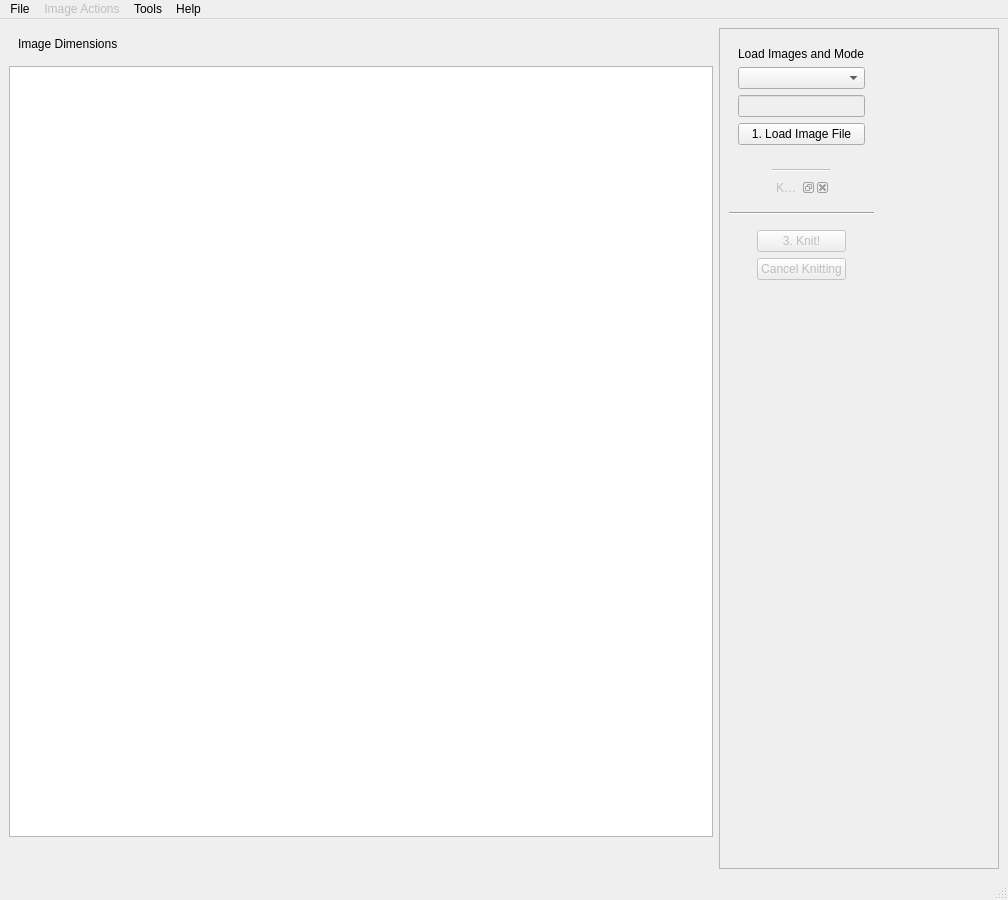
Above: ayab/ayab_gui.ui from AllYarnsAreBeautiful/ayab-desktop before the change. Below: the same form after it.
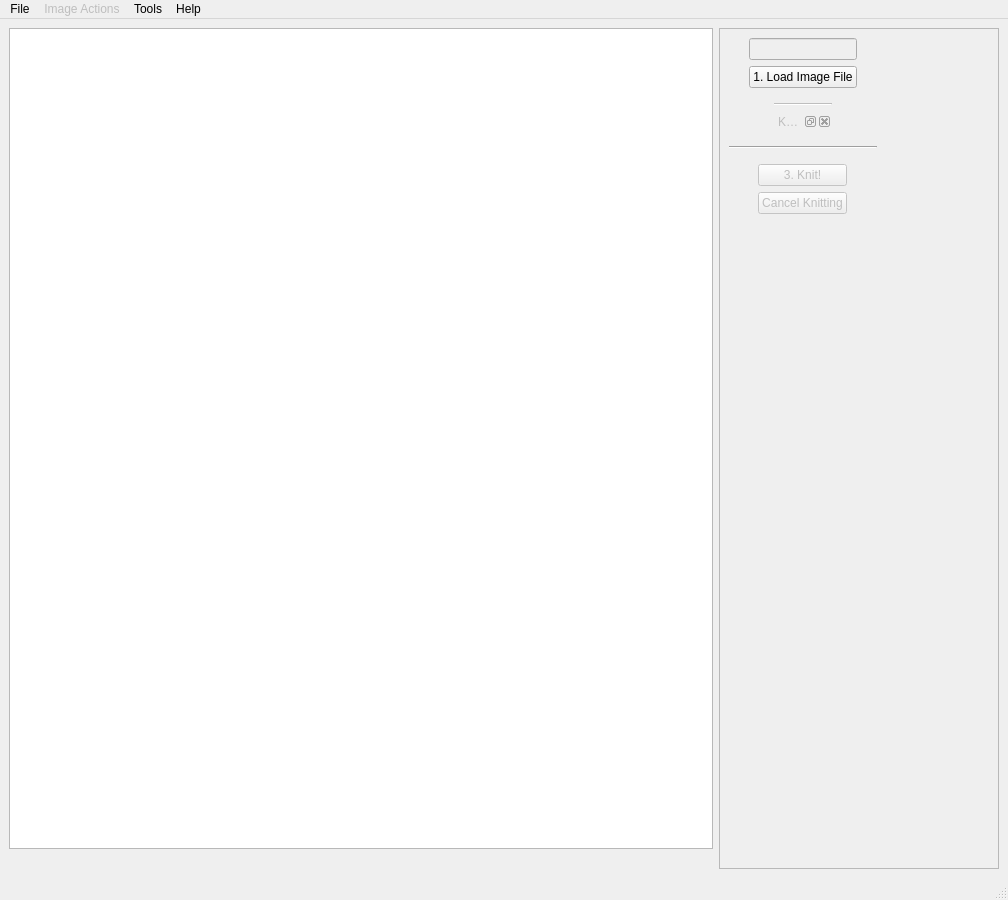
That is the form after the change.

Patch:
```diff
--- a/ayab/ayab_gui.ui
+++ b/ayab/ayab_gui.ui
@@ -72,43 +72,68 @@
         <property name="sizeConstraint">
          <enum>QLayout::SetFixedSize</enum>
         </property>
-        <item alignment="Qt::AlignHCenter">
-         <widget class="QWidget" name="widget_imgload" native="true">
-          <property name="enabled">
-           <bool>true</bool>
-          </property>
-          <property name="sizePolicy">
-           <sizepolicy hsizetype="Preferred" vsizetype="Preferred">
-            <horstretch>0</horstretch>
-            <verstretch>0</verstretch>
-           </sizepolicy>
-          </property>
-          <layout class="QVBoxLayout" name="verticalLayout">
-           <property name="sizeConstraint">
-            <enum>QLayout::SetMaximumSize</enum>
-           </property>
-           <item>
-            <widget class="QLabel" name="label_3">
-             <property name="text">
-              <string>Load Images and Mode</string>
-             </property>
-            </widget>
-           </item>
-           <item>
-            <widget class="QComboBox" name="module_dropdown"/>
+        <item>
+         <layout class="QVBoxLayout" name="widget_imgload">
+          <item>
+           <layout class="QHBoxLayout" name="horizontal_layout">
+            <item>
+             <spacer name="horizontalSpacer">
+              <property name="orientation">
+               <enum>Qt::Horizontal</enum>
+              </property>
+              <property name="sizeType">
+               <enum>QSizePolicy::Fixed</enum>
+              </property>
+              <property name="sizeHint" stdset="0">
+               <size>
+                <width>20</width>
+                <height>20</height>
+               </size>
+              </property>
+             </spacer>
            </item>
            <item>
             <widget class="QLineEdit" name="filename_lineedit">
              <property name="enabled">
               <bool>false</bool>
              </property>
+              <property name="sizePolicy">
+               <sizepolicy hsizetype="Expanding" vsizetype="Fixed">
+                <horstretch>0</horstretch>
+                <verstretch>0</verstretch>
+               </sizepolicy>
+              </property>
              <property name="text">
               <string notr="true"/>
              </property>
             </widget>
            </item>
            <item>
+             <spacer name="horizontalSpacer_2">
+              <property name="orientation">
+               <enum>Qt::Horizontal</enum>
+              </property>
+              <property name="sizeType">
+               <enum>QSizePolicy::Minimum</enum>
+              </property>
+              <property name="sizeHint" stdset="0">
+               <size>
+                <width>20</width>
+                <height>20</height>
+               </size>
+              </property>
+             </spacer>
+            </item>
+           </layout>
+          </item>
+          <item alignment="Qt::AlignHCenter">
             <widget class="QPushButton" name="load_file_button">
+            <property name="sizePolicy">
+             <sizepolicy hsizetype="Fixed" vsizetype="Fixed">
+              <horstretch>0</horstretch>
+              <verstretch>0</verstretch>
+             </sizepolicy>
+            </property>
              <property name="text">
               <string>1. Load Image File</string>
              </property>
@@ -118,7 +143,6 @@
             </widget>
            </item>
           </layout>
-         </widget>
         </item>
         <item alignment="Qt::AlignHCenter">
          <widget class="QWidget" name="widget_optionsdock" native="true">
@@ -165,6 +189,12 @@
           <property name="enabled">
            <bool>true</bool>
           </property>
+          <property name="sizePolicy">
+           <sizepolicy hsizetype="Preferred" vsizetype="Fixed">
+            <horstretch>0</horstretch>
+            <verstretch>0</verstretch>
+           </sizepolicy>
+          </property>
           <layout class="QVBoxLayout" name="verticalLayout_3">
            <property name="sizeConstraint">
             <enum>QLayout::SetMaximumSize</enum>
@@ -202,28 +232,11 @@
       </widget>
      </widget>
     </item>
-    <item row="0" column="0">
+    <item row="0" column="0" rowspan="3">
      <layout class="QVBoxLayout" name="image_side_panel">
-      <item>
-       <widget class="QWidget" name="widget_6" native="true">
-        <layout class="QHBoxLayout" name="horizontalLayout_2">
-         <item>
-          <widget class="QLabel" name="label_4">
-           <property name="text">
-            <string>Image Dimensions</string>
-           </property>
-          </widget>
-         </item>
-         <item>
-          <widget class="QLabel" name="dimensions_label">
-           <property name="text">
-            <string/>
-           </property>
-          </widget>
-         </item>
-        </layout>
-       </widget>
-      </item>
+      <property name="spacing">
+       <number>6</number>
+      </property>
       <item>
        <widget class="QGraphicsView" name="image_pattern_view"/>
       </item>
```
Lines whose indentation alone changed are shown as unchanged.
